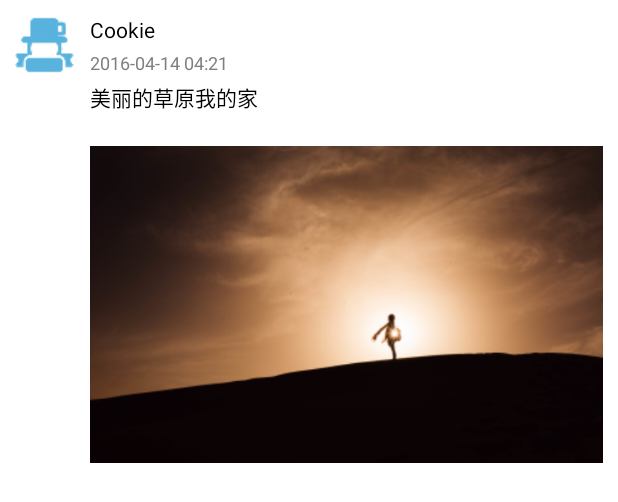
After one commit to SagarDep/E-Tourism, an Android app: the layout item_circle_list.xml on its own in the app's theme, with its tools: preview values and no code run, on a phone screen of 412 x 824 dp. The commit adds this screen. Shown: the top 502 px of the screen. Run offline under Robolectric (Android 15) with nearby library versions, the phone set to English and light mode, and no system bars.

Commit message:
完成动态圈页面

```diff
--- /dev/null
+++ b/app/src/main/res/layout/item_circle_list.xml
@@ -0,0 +1,57 @@
+<?xml version="1.0" encoding="utf-8"?>
+<LinearLayout xmlns:android="http://schemas.android.com/apk/res/android"
+    xmlns:tools="http://schemas.android.com/tools"
+    android:layout_width="match_parent"
+    android:layout_height="match_parent"
+    android:orientation="horizontal"
+    android:background="@color/white"
+    android:padding="10dp">
+
+    <ImageView
+        android:layout_width="40dp"
+        android:layout_height="40dp"
+        android:src="@mipmap/mine_on"
+        android:scaleType="centerCrop"/>
+
+    <LinearLayout
+        android:layout_width="match_parent"
+        android:layout_height="match_parent"
+        android:layout_marginLeft="10dp"
+        android:orientation="vertical">
+
+        <TextView
+            android:id="@+id/nickname_tv"
+            android:layout_width="wrap_content"
+            android:layout_height="wrap_content"
+            android:textColor="@color/black"
+            android:textSize="14sp"
+            tools:text="Cookie"/>
+
+        <TextView
+            android:id="@+id/time_tv"
+            android:layout_width="wrap_content"
+            android:layout_height="wrap_content"
+            android:layout_marginTop="4dp"
+            android:textColor="@color/gray"
+            android:textSize="12sp"
+            tools:text="2016-04-14 04:21"/>
+
+        <TextView
+            android:id="@+id/content_tv"
+            android:layout_width="wrap_content"
+            android:layout_height="wrap_content"
+            android:layout_marginTop="4dp"
+            android:textColor="@color/black"
+            android:textSize="14sp"
+            tools:text="美丽的草原我的家"/>
+
+        <ImageView
+            android:id="@+id/content_iv"
+            android:layout_width="wrap_content"
+            android:layout_height="wrap_content"
+            android:layout_marginTop="4dp"
+            android:src="@drawable/sun" />
+
+    </LinearLayout>
+
+</LinearLayout>
--- a/app/src/main/res/values/strings.xml
+++ b/app/src/main/res/values/strings.xml
@@ -50,4 +50,7 @@
     <string name="note_text">随记</string>
     <string name="content_hint">请输入内容</string>
     <string name="add_plan_success_tip">添加成功</string>
+
+    <string name="post_circle_title">发布</string>
+    <string name="post_circle_success_tip">发布成功</string>
 </resources>
```
Also changed, not shown: app/src/main/java/com/love_cookies/e_tourism/Event/PostCircleEvent.java (added, +9 -0 lines), app/src/main/java/com/love_cookies/e_tourism/Model/Bean/CircleBean.java (added, +56 -0 lines), app/src/main/java/com/love_cookies/e_tourism/Model/Biz/CircleBiz.java (added, +41 -0 lines), app/src/main/java/com/love_cookies/e_tourism/Model/Biz/Interface/ICircleBiz.java (added, +17 -0 lines), app/src/main/java/com/love_cookies/e_tourism/Presenter/CirclePresenter.java (added, +43 -0 lines), app/src/main/java/com/love_cookies/e_tourism/View/Adapter/CircleAdapter.java (added, +30 -0 lines), app/src/main/java/com/love_cookies/e_tourism/View/Fragment/CircleFragment.java (+102 -1 lines), app/src/main/java/com/love_cookies/e_tourism/View/Interface/ICircleView.java (added, +24 -0 lines), app/src/main/res/layout/fragment_circle.xml (+6 -1 lines), app/src/main/assets/index_top_bg.png (deleted), app/src/main/res/drawable/sun.png (added).
